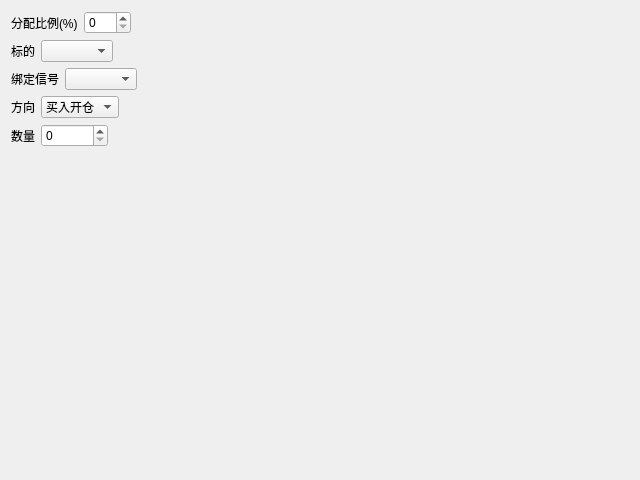
fj11/backtesters, file ui/backtest_option_underlying.ui: the form before one commit.
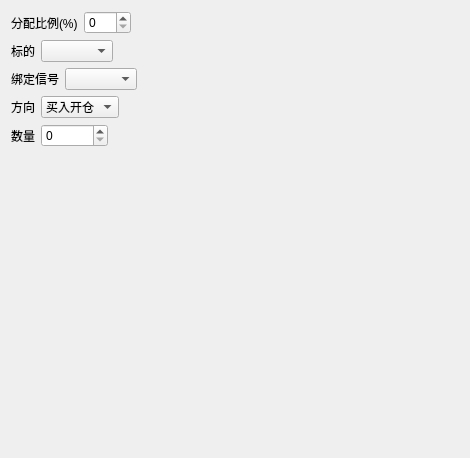
The form after the commit. Icons and pictures are not drawn.

The edit to the form file:
```diff
--- a/ui/backtest_option_underlying.ui
+++ b/ui/backtest_option_underlying.ui
@@ -6,8 +6,8 @@
    <rect>
     <x>0</x>
     <y>0</y>
-    <width>640</width>
-    <height>480</height>
+    <width>470</width>
+    <height>458</height>
    </rect>
   </property>
   <property name="windowTitle">
```
